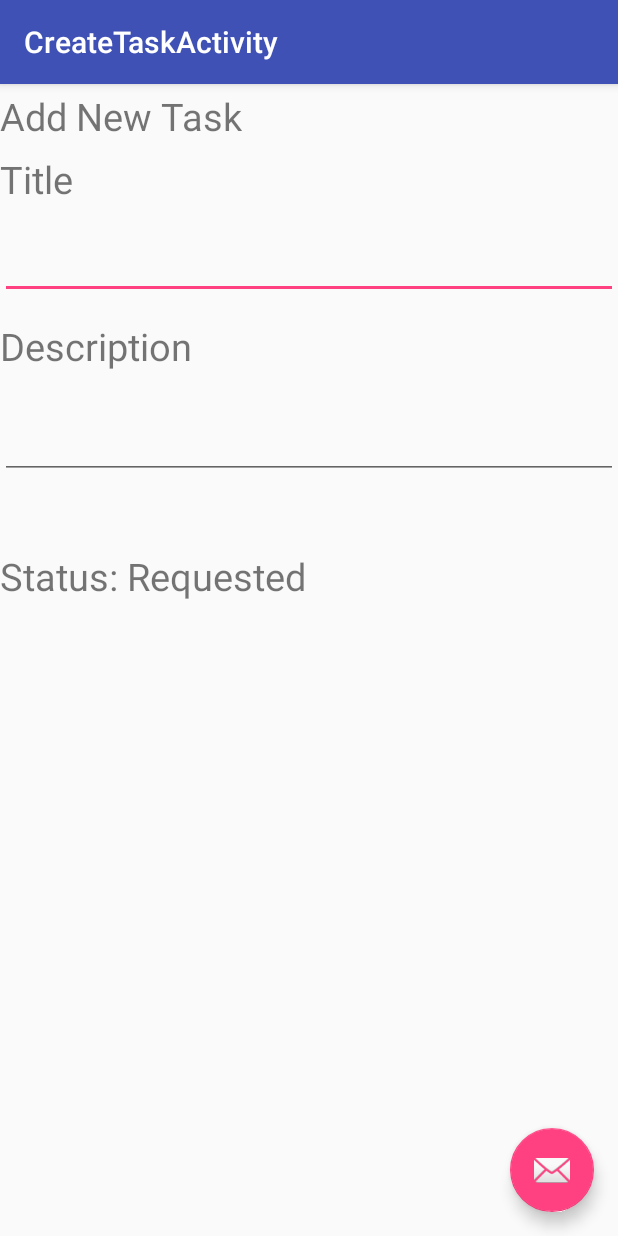
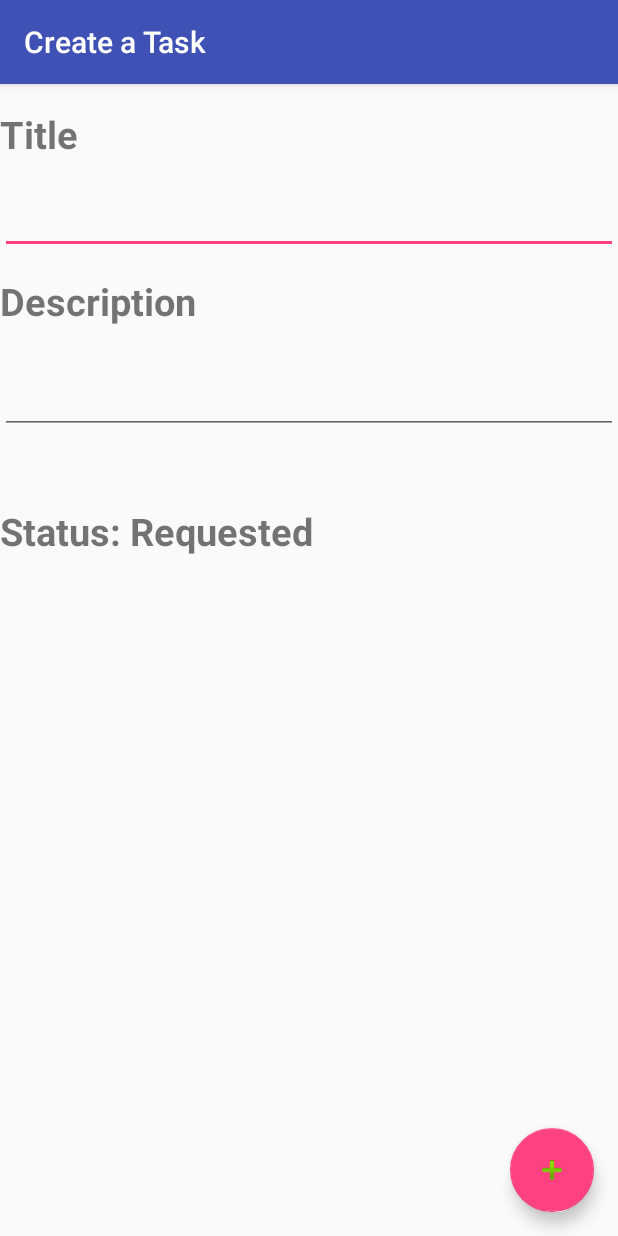
Before and after one commit to CMPUT301W18T20/FunkyTasks, an Android app: the CreateTaskActivity screen opened directly, with no data from a screen before it, on a phone screen of 412 x 824 dp. Run offline under Robolectric (Android 15) with nearby library versions, the phone set to English and light mode, and no system bars.

Commit message:
Made stuff more pretty, relinked task dashboard

```diff
--- a/app/src/main/java/com/example/android/funkytasks/CreateTaskActivity.java
+++ b/app/src/main/java/com/example/android/funkytasks/CreateTaskActivity.java
@@ -22,7 +22,7 @@ public class CreateTaskActivity extends AppCompatActivity {
         super.onCreate(savedInstanceState);
         setContentView(R.layout.activity_create_task);
 
-
+        setTitle("Create a Task");
 
         Toolbar toolbar = (Toolbar) findViewById(R.id.toolbar);
         setSupportActionBar(toolbar);
--- a/app/src/main/java/com/example/android/funkytasks/LoginActivity.java
+++ b/app/src/main/java/com/example/android/funkytasks/LoginActivity.java
@@ -24,6 +24,8 @@ public class LoginActivity extends AppCompatActivity{
         userArrayList = ((GlobalVariables) this.getApplication()).getUserArrayList();
 
         User testuser1 = new User("Jim", "jim@ualberta.ca", "6666969642");
+
+        setTitle("Welcome to FunkyTasks!");
 
         userArrayList.add(testuser1);
         Log.e("WHAT THE FUCK", "The globalvariable is not fuck up");
--- a/app/src/main/java/com/example/android/funkytasks/MainMenuActivity.java
+++ b/app/src/main/java/com/example/android/funkytasks/MainMenuActivity.java
@@ -26,6 +26,8 @@ public class MainMenuActivity extends AppCompatActivity {
         Toolbar toolbar = (Toolbar) findViewById(R.id.toolbar);
         setSupportActionBar(toolbar);
 
+        setTitle("Main Menu");
+
         userArrayList = ((GlobalVariables) this.getApplication()).getUserArrayList();
         Task task1= new Task("Funky","make ken happy",userArrayList.get(0));
         bid bid1= new bid(userArrayList.get(0),10.0);
@@ -47,7 +49,7 @@ public class MainMenuActivity extends AppCompatActivity {
     }
 
     public void sendToDashboard(View view){
-        Intent intent = new Intent(this, DashboardRequestedTask.class);
+        Intent intent = new Intent(this, TaskDashboardActivity.class);
         startActivity(intent);
     }
     public void sendToCreateTaskActivity(View view){
--- a/app/src/main/java/com/example/android/funkytasks/SignUpActivity.java
+++ b/app/src/main/java/com/example/android/funkytasks/SignUpActivity.java
@@ -24,6 +24,8 @@ public class SignUpActivity extends AppCompatActivity {
 
         Toolbar toolbar = (Toolbar) findViewById(R.id.toolbar);
         setSupportActionBar(toolbar);
+
+        setTitle("");
 
         FloatingActionButton fab = (FloatingActionButton) findViewById(R.id.fab);
         fab.setOnClickListener(new View.OnClickListener() {
--- a/app/src/main/res/layout/activity_create_task.xml
+++ b/app/src/main/res/layout/activity_create_task.xml
@@ -28,6 +28,6 @@
         android:layout_height="wrap_content"
         android:layout_gravity="bottom|end"
         android:layout_margin="@dimen/fab_margin"
-        app:srcCompat="@android:drawable/ic_dialog_email" />
+        app:srcCompat="@android:drawable/ic_input_add" />
 
 </android.support.design.widget.CoordinatorLayout>
--- a/app/src/main/res/layout/activity_main_menu.xml
+++ b/app/src/main/res/layout/activity_main_menu.xml
@@ -28,6 +28,8 @@
         android:layout_height="wrap_content"
         android:layout_gravity="bottom|end"
         android:layout_margin="@dimen/fab_margin"
-        app:srcCompat="@android:drawable/ic_dialog_email" />
+        app:backgroundTint="?android:attr/colorMultiSelectHighlight"
+        app:fabSize="normal"
+        app:srcCompat="@android:drawable/ic_input_get" />
 
 </android.support.design.widget.CoordinatorLayout>
--- a/app/src/main/res/layout/content_create_task.xml
+++ b/app/src/main/res/layout/content_create_task.xml
@@ -10,22 +10,13 @@
 
 
     <TextView
-        android:id="@+id/textView4"
-        android:layout_width="wrap_content"
-        android:layout_height="wrap_content"
-        android:layout_marginTop="4dp"
-        android:text="Add New Task"
-        android:textSize="25sp"
-        app:layout_constraintStart_toStartOf="parent"
-        app:layout_constraintTop_toTopOf="parent" />
-
-    <TextView
         android:id="@+id/textViewAddTitle"
         android:layout_width="wrap_content"
         android:layout_height="wrap_content"
-        android:layout_marginTop="46dp"
+        android:layout_marginTop="16dp"
         android:text="Title"
         android:textSize="25sp"
+        android:textStyle="bold"
         app:layout_constraintStart_toStartOf="parent"
         app:layout_constraintTop_toTopOf="parent" />
 
@@ -46,6 +37,7 @@
         android:layout_marginTop="14dp"
         android:text="Description"
         android:textSize="25sp"
+        android:textStyle="bold"
         app:layout_constraintStart_toStartOf="parent"
         app:layout_constraintTop_toBottomOf="@+id/AddTitle" />
 
@@ -64,6 +56,7 @@
         android:layout_marginTop="47dp"
         android:text="Status: Requested"
         android:textSize="25sp"
+        android:textStyle="bold"
         app:layout_constraintStart_toStartOf="parent"
         app:layout_constraintTop_toBottomOf="@+id/AddDescription" />
 
```
